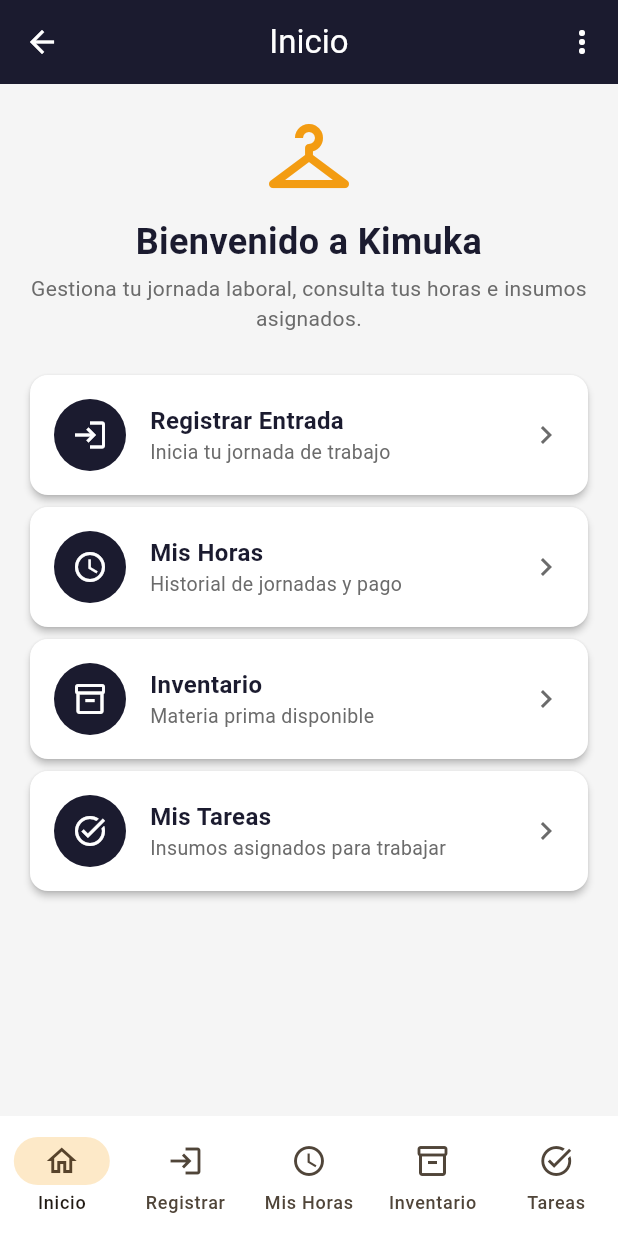
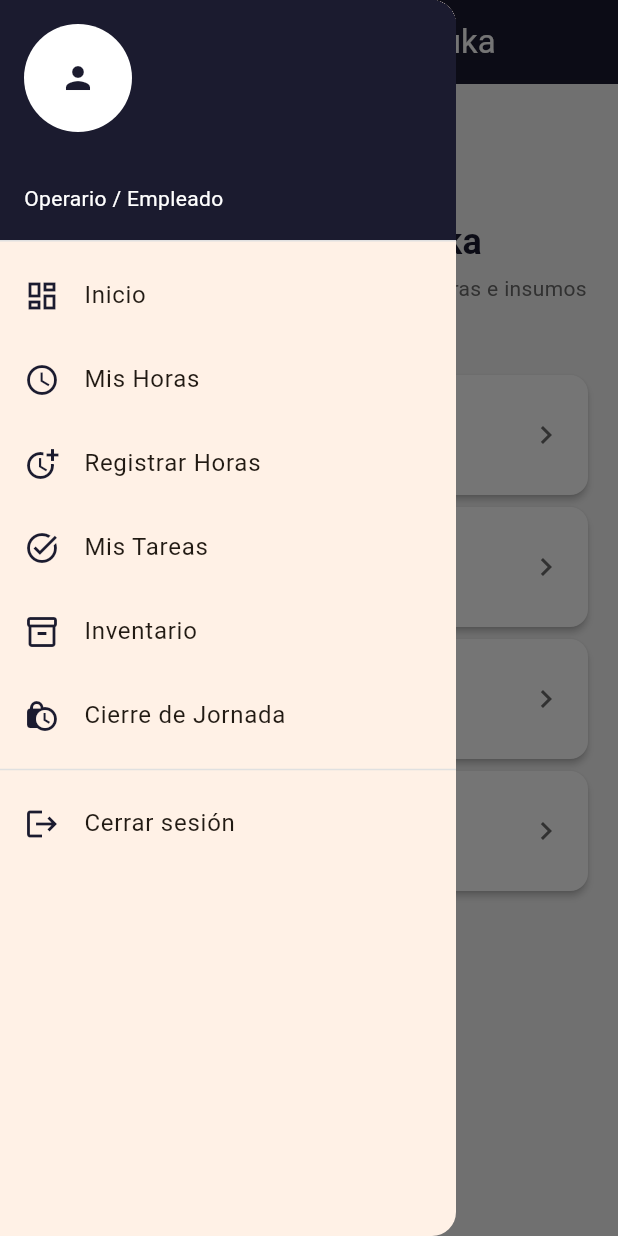
Before and after one commit to hantoni577-creator/practica-flutter, a Flutter app: the EmpleadoShell screen opened directly with empty values, with the side drawer open (before the commit the screen has no drawer), on a phone screen of 412 x 824 dp. Run offline on Flutter 3.47's test engine with Material 3 defaults, Android fonts, the phone set to English and light mode, and no system bars; our stand-ins replace share_plus, shared_preferences; accounts and stored records are empty; network calls fail.

Commit message:
ultimos cambios provide

```diff
--- a/kimuka_movil/lib/config/api_config.dart
+++ b/kimuka_movil/lib/config/api_config.dart
@@ -1,8 +1,20 @@
+import 'package:flutter/foundation.dart';
+
 class ApiConfig {
-  static const String baseUrl = String.fromEnvironment(
-    'API_URL',
-    defaultValue: 'http://10.0.2.2:5000',
-  );
+  static const String _urlPersonalizada =
+  String.fromEnvironment('API_URL', defaultValue: '');
+
+  static String get baseUrl {
+    if (_urlPersonalizada.isNotEmpty) return _urlPersonalizada;
+
+    // Si estás ejecutando en navegador Web o Windows
+    if (kIsWeb) {
+      return 'http://127.0.0.1:5000';
+    }
+
+    // Si estás en emulador Android
+    return 'http://10.0.2.2:5000';
+  }
 
   static const String nombreSesion = 'kimuka_sesion_activa';
   static const String usuarioLogueado = 'usuarioLogueado';
--- a/kimuka_movil/lib/screens/empleado/empleado_shell.dart
+++ b/kimuka_movil/lib/screens/empleado/empleado_shell.dart
@@ -1,4 +1,9 @@
 import 'package:flutter/material.dart';
+import 'package:provider/provider.dart';
+
+import '../../state/auth_provider.dart';
+import '../../state/horas_provider.dart';
+import '../../state/inventario_provider.dart';
 
 import 'cierre_empleado.dart';
 import 'dashboard_empleado.dart';
@@ -17,93 +22,87 @@
 }
 
 class _EmpleadoShellState extends State<EmpleadoShell> {
-  int _indice = 0;
+  @override
+  void initState() {
+    super.initState();
+    WidgetsBinding.instance.addPostFrameCallback((_) {
+      final user = context.read<AuthProvider>().user ?? widget.user;
+      if (user != null) {
+        // Solución al Error 1: pasar el idUsuario requerido
+        context.read<HorasProvider>().fetchMisHoras(user.idUsuario);
+      }
+      context.read<InventarioProvider>().fetchInventario();
+    });
+  }
 
-  static const _titulos = [
-    'Inicio',
-    'Registrar Horas',
-    'Mis Horas',
-    'Inventario',
-    'Mis Tareas',
-  ];
+  void _ir(Widget pantalla) {
+    Navigator.of(context).push(MaterialPageRoute(builder: (_) => pantalla));
+  }
 
-  late final List<Widget> _pantallas = [
-    const DashboardEmpleado(),
-    const RegistroHorasScreen(),
-    const MisHorasScreen(),
-    const InventarioScreen(),
-    const TareasScreen(),
-  ];
-
-  void _cerrarSesion() {
-    Navigator.of(context).pushAndRemoveUntil(
-      MaterialPageRoute(builder: (_) => const CierreSesionEmpleadoScreen()),
-      (route) => false,
-    );
+  Future<void> _cerrarSesion() async {
+    final auth = context.read<AuthProvider>();
+    await auth.logout();
+    if (!mounted) return;
+    Navigator.of(context).pushNamedAndRemoveUntil('/login', (_) => false);
   }
 
   @override
   Widget build(BuildContext context) {
-    final nombre = widget.user?.nombre ?? '';
+    final nombre = widget.user?.nombre ?? 'EMPLEADO';
     return Scaffold(
-      appBar: AppBar(
-        title: Text(_titulos[_indice]),
-        actions: [
-          PopupMenuButton<String>(
-            onSelected: (v) {
-              if (v == 'salir') _cerrarSesion();
-            },
-            itemBuilder: (_) => [
-              PopupMenuItem(
-                value: 'salir',
-                enabled: false,
-                child: Text(
-                  nombre.toUpperCase(),
-                  style: const TextStyle(fontWeight: FontWeight.bold),
+      appBar: AppBar(title: const Text('Panel Empleado - Kimuka')),
+      drawer: Drawer(
+        child: SafeArea(
+          child: ListView(
+            padding: EdgeInsets.zero,
+            children: [
+              UserAccountsDrawerHeader(
+                accountName: Text(
+                  nombre,
+                  style: const TextStyle(
+                      fontWeight: FontWeight.bold, fontSize: 16),
+                ),
+                accountEmail: const Text('Operario / Empleado'),
+                currentAccountPicture: const CircleAvatar(
+                  backgroundColor: Colors.white,
+                  foregroundColor: Color(0xFF1B1B2F),
+                  child: Icon(Icons.person),
+                ),
+                decoration: const BoxDecoration(
+                  color: Color(0xFF1B1B2F),
                 ),
               ),
-              const PopupMenuDivider(),
-              const PopupMenuItem(
-                value: 'salir',
-                child: Row(
-                  children: [
-                    Icon(Icons.logout),
-                    SizedBox(width: 8),
-                    Text('Cerrar sesión'),
-                  ],
-                ),
-              ),
+              _item(Icons.dashboard_outlined, 'Inicio', () {
+                Navigator.of(context).pop();
+              }),
+              _item(Icons.schedule, 'Mis Horas', () =>
+                  _ir(const MisHorasScreen())),
+              _item(Icons.more_time, 'Registrar Horas', () =>
+                  _ir(const RegistroHorasScreen())),
+              _item(Icons.task_alt, 'Mis Tareas', () =>
+                  _ir(const TareasScreen())),
+              _item(Icons.inventory_2_outlined, 'Inventario', () =>
+                  _ir(const InventarioScreen())),
+              // Solución al Error 2: Nombre de clase real en cierre_empleado.dart
+              _item(Icons.lock_clock, 'Cierre de Jornada', () {
+                Navigator.of(context).pop();
+              }),
+              const Divider(),
+              _item(Icons.logout, 'Cerrar sesión', _cerrarSesion),
             ],
           ),
-        ],
+        ),
       ),
-      body: _pantallas[_indice],
-      bottomNavigationBar: NavigationBar(
-        selectedIndex: _indice,
-        onDestinationSelected: (i) => setState(() => _indice = i),
-        destinations: const [
-          NavigationDestination(
-            icon: Icon(Icons.home_outlined),
-            label: 'Inicio',
-          ),
-          NavigationDestination(
-            icon: Icon(Icons.login_outlined),
-            label: 'Registrar',
-          ),
-          NavigationDestination(
-            icon: Icon(Icons.schedule_outlined),
-            label: 'Mis Horas',
-          ),
-          NavigationDestination(
-            icon: Icon(Icons.inventory_2_outlined),
-            label: 'Inventario',
-          ),
-          NavigationDestination(
-            icon: Icon(Icons.task_alt_outlined),
-            label: 'Tareas',
-          ),
-        ],
-      ),
+      // Solución a los Errores 3 y 4: DashboardEmpleado se instancia directamente
+      body: const DashboardEmpleado(),
+    );
+  }
+
+  Widget _item(IconData icono, String titulo, VoidCallback onTap) {
+    return ListTile(
+      leading: Icon(icono, color: const Color(0xFF1B1B2F)),
+      title: Text(titulo),
+      onTap: onTap,
     );
   }
 }
--- /dev/null
+++ b/kimuka_movil/lib/state/horas_provider.dart
@@ -0,0 +1,70 @@
+import 'package:flutter/foundation.dart';
+import '../core/api_client.dart';
+import '../models/jornada.dart';
+
+class HorasProvider with ChangeNotifier {
+  final ApiClient _apiClient;
+
+  HorasProvider(this._apiClient);
+
+  List<Jornada> _jornadas = [];
+  List<Jornada> _todasLasJornadas = [];
+  Map<String, dynamic> _calculo = {};
+  bool _isLoading = false;
+  String? _error;
+
+  List<Jornada> get jornadas => _jornadas;
+  List<Jornada> get todasLasJornadas => _todasLasJornadas;
+  Map<String, dynamic> get calculo => _calculo;
+  bool get isLoading => _isLoading;
+  String? get error => _error;
+
+  Future<void> fetchMisHoras(String idUsuario) async {
+    _isLoading = true;
+    _error = null;
+    notifyListeners();
+
+    try {
+      final res = await _apiClient.jornadasPorEmpleado(idUsuario);
+      _calculo = await _apiClient.calcularPagoJornada(idUsuario);
+      _jornadas = ((res['jornadas'] as List<dynamic>?) ?? const [])
+          .map((j) => Jornada.fromJson(j as Map<String, dynamic>))
+          .toList();
+    } catch (e) {
+      _error = e is ApiException ? e.message : 'Error al cargar tus horas.';
+    } finally {
+      _isLoading = false;
+      notifyListeners();
+    }
+  }
+
+  Future<bool> crearJornada(Map<String, dynamic> datos, String idUsuario) async {
+    try {
+      await _apiClient.crearJornada(datos);
+      await fetchMisHoras(idUsuario);
+      return true;
+    } catch (e) {
+      _error = e is ApiException ? e.message : 'Error al registrar la jornada.';
+      notifyListeners();
+      return false;
+    }
+  }
+
+  Future<void> fetchHorasAdmin() async {
+    _isLoading = true;
+    _error = null;
+    notifyListeners();
+
+    try {
+      final data = await _apiClient.listarJornadas();
+      _todasLasJornadas = data
+          .map((j) => Jornada.fromJson(j as Map<String, dynamic>))
+          .toList();
+    } catch (e) {
+      _error = e is ApiException ? e.message : 'Error al cargar las jornadas.';
+    } finally {
+      _isLoading = false;
+      notifyListeners();
+    }
+  }
+}
--- /dev/null
+++ b/kimuka_movil/lib/state/inventario_provider.dart
@@ -0,0 +1,35 @@
+import 'package:flutter/foundation.dart';
+import '../core/api_client.dart';
+import '../models/insumo.dart';
+
+class InventarioProvider with ChangeNotifier {
+  final ApiClient _apiClient;
+
+  InventarioProvider(this._apiClient);
+
+  List<Insumo> _insumos = [];
+  bool _isLoading = false;
+  String? _error;
+
+  List<Insumo> get insumos => _insumos;
+  bool get isLoading => _isLoading;
+  String? get error => _error;
+
+  Future<void> fetchInventario() async {
+    _isLoading = true;
+    _error = null;
+    notifyListeners();
+
+    try {
+      final res = await _apiClient.listarInsumos();
+      _insumos = res
+          .map((i) => Insumo.fromJson(i as Map<String, dynamic>))
+          .toList();
+    } catch (e) {
+      _error = e is ApiException ? e.message : 'Error al cargar el inventario.';
+    } finally {
+      _isLoading = false;
+      notifyListeners();
+    }
+  }
+}
```
Also changed, not shown: kimuka_movil/lib/main.dart (+30 -2 lines), kimuka_movil/lib/screens/admin/admin_pagos.dart (+20 -24 lines), kimuka_movil/lib/screens/admin/admin_shell.dart (+22 -0 lines), kimuka_movil/lib/screens/admin/aprobar_pago.dart (+12 -5 lines), kimuka_movil/lib/screens/empleado/mis_horas.dart (+41 -44 lines), kimuka_movil/lib/screens/empleado/registro_horas.dart (+33 -19 lines), kimuka_movil/lib/state/pagos_provider.dart (added, +50 -0 lines).
